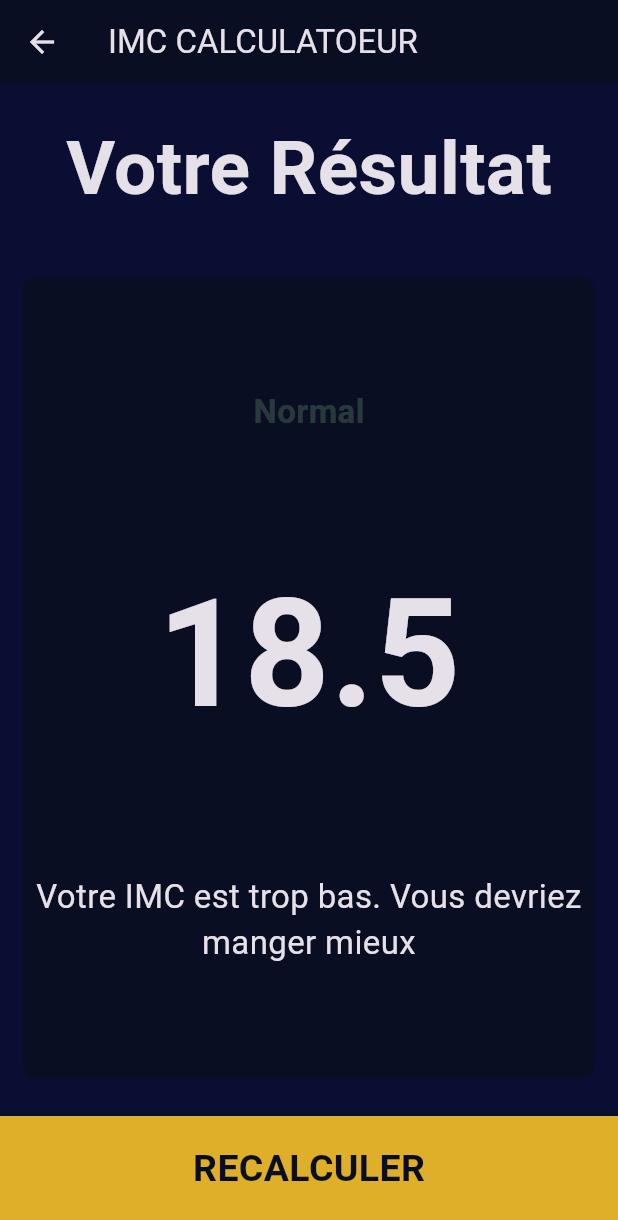
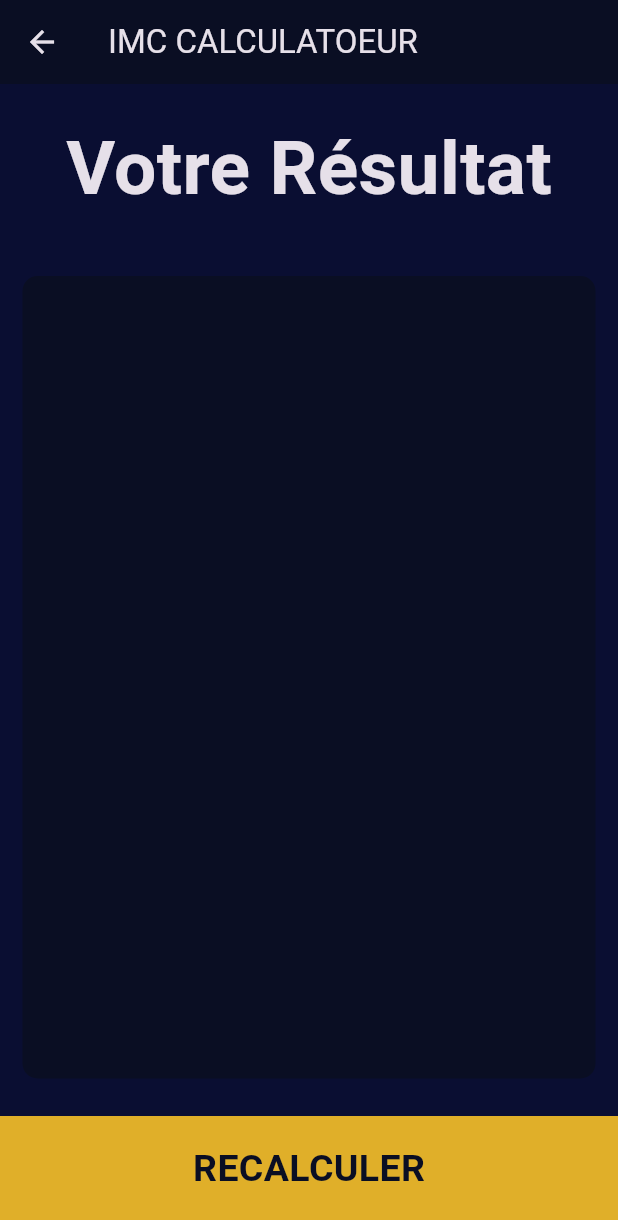
Before and after one commit to Aleks512/IMC-calculator-Flutter, a Flutter app: the ResultsPage screen opened directly with empty values, on a phone screen of 412 x 824 dp. Shown: the top 1220 px of the screen. Run offline on Flutter 3.47's test engine with Material 3 defaults, Android fonts, the phone set to English and light mode, and no system bars; our stand-ins replace font_awesome_flutter.

Commit message:
dynamique variables

```diff
--- a/lib/screens/results_page.dart
+++ b/lib/screens/results_page.dart
@@ -37,14 +37,14 @@ class ResultsPage extends StatelessWidget {
                 children: [
                   Center(
                     child: Text(
-                      'Normal',
+                      textResult,
                       style: kResultTextStyle,
                     ),
                   ),
                   Center(
-                    child: Text("18.5", style: kResultNumbertextStyle),
+                    child: Text(imcResult, style: kResultNumbertextStyle),
                   ),
-                  Text('Votre IMC est trop bas. Vous devriez manger mieux',
+                  Text(textInterpretation,
                       style: kRecommendationTextStyle,
                       textAlign: TextAlign.center),
                 ],
```
